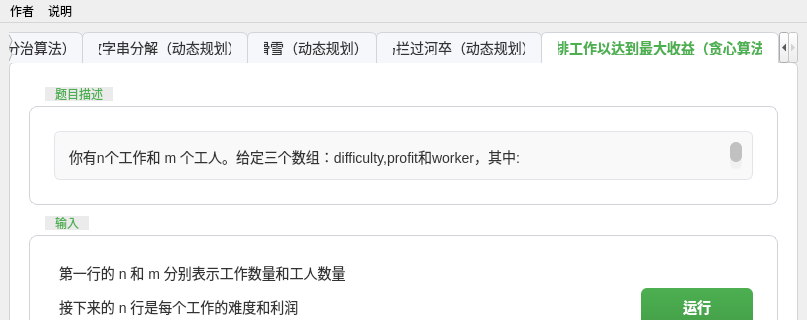
First picture: the form in mainwindow.ui, repository Mengxun326/AlgorithmDesign, before the edit; both pictures show x 0 to 807 and y 0 to 320 of the 807 by 700 pixel window.
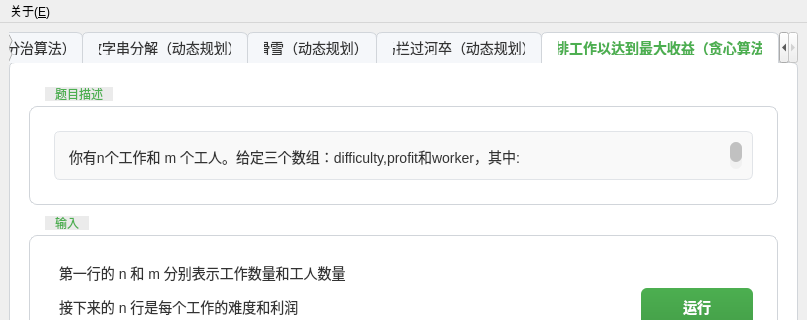
Second picture: the form after the edit.

```diff
--- a/mainwindow.ui
+++ b/mainwindow.ui
@@ -3731,16 +3731,12 @@
    </property>
    <widget class="QMenu" name="menu_1">
     <property name="title">
-     <string>作者</string>
+     <string>关于(&amp;E)</string>
     </property>
-   </widget>
-   <widget class="QMenu" name="menu_2">
-    <property name="title">
-     <string>说明</string>
-    </property>
+    <addaction name="action_Y"/>
+    <addaction name="action_A"/>
    </widget>
    <addaction name="menu_1"/>
-   <addaction name="menu_2"/>
   </widget>
   <widget class="QStatusBar" name="statusbar"/>
  </widget>
```
Left out of the diff: 10 changed lines with no effect on the pictures.
